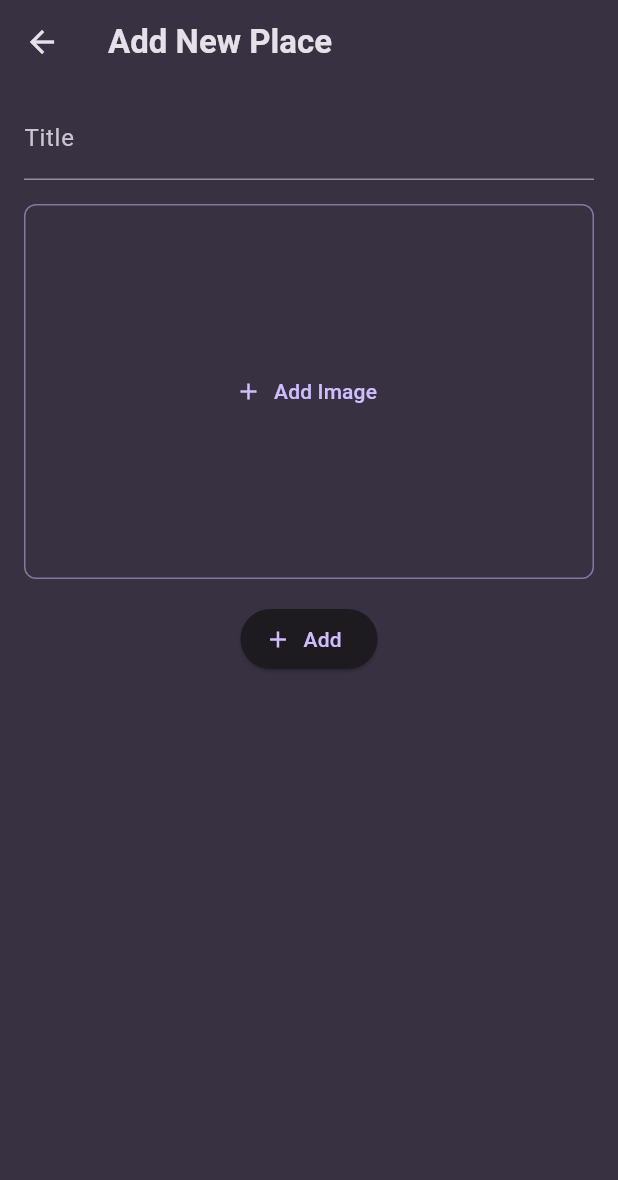
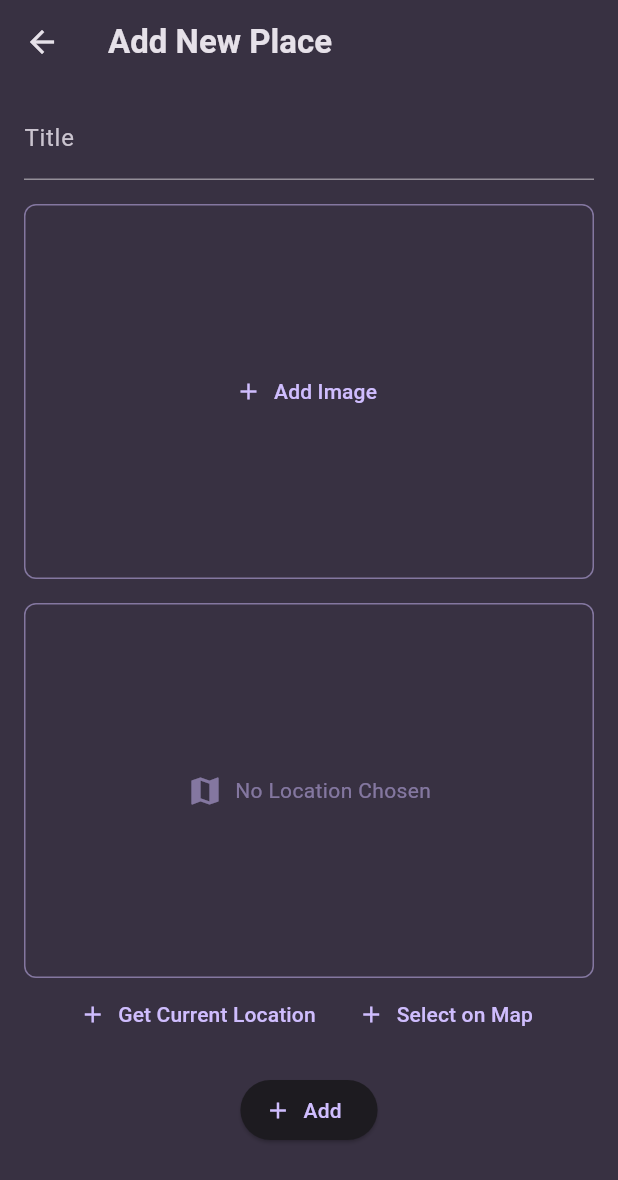
Before and after one commit to ferdoushasanpr/placebook, a Flutter app: the NewPlace screen opened directly, on a phone screen of 412 x 824 dp. Shown: the top 1180 px of the screen. Run offline on Flutter 3.47's test engine with Material 3 defaults, Android fonts, the light colour scheme and no system bars; our stand-ins replace flutter_map, flutter_riverpod, google_fonts, image_picker, latlong2, location.

Commit message:
feat(add): Place Location Functionality Added.

```diff
--- a/lib/models/place.dart
+++ b/lib/models/place.dart
@@ -3,10 +3,19 @@ import 'package:uuid/uuid.dart';
 
 const uuid = Uuid();
 
+class PlaceLocation {
+  const PlaceLocation({required this.latitude, required this.longitude});
+
+  final double latitude;
+  final double longitude;
+}
+
 class Place {
-  Place({required this.title, required this.image}) : id = uuid.v4();
+  Place({required this.title, required this.image, required this.location})
+    : id = uuid.v4();
 
   final String id;
   final String title;
   final File image;
+  final PlaceLocation location;
 }
--- a/lib/placebook.dart
+++ b/lib/placebook.dart
@@ -23,6 +23,11 @@ class _PlacebookState extends ConsumerState<Placebook> {
         itemCount: places.length,
         itemBuilder: (context, index) {
           return ListTile(
+            leading: SizedBox(
+              width: 40,
+              height: 40,
+              child: Image.file(places[index].image),
+            ),
             title: Text(
               places[index].title,
               style: Theme.of(context).textTheme.titleMedium!.copyWith(
--- a/lib/providers/user_places.dart
+++ b/lib/providers/user_places.dart
@@ -7,8 +7,8 @@ import 'package:placebook/models/place.dart';
 class UserPlaceNotifier extends StateNotifier<List<Place>> {
   UserPlaceNotifier() : super(const []);
 
-  void addPlace(String title, File image) {
-    final newPlace = Place(title: title, image: image);
+  void addPlace(String title, File image, PlaceLocation location) {
+    final newPlace = Place(title: title, image: image, location: location);
     state = [newPlace, ...state];
   }
 }
--- a/lib/screens/new_place.dart
+++ b/lib/screens/new_place.dart
@@ -2,7 +2,9 @@ import 'dart:io';
 
 import 'package:flutter/material.dart';
 import 'package:flutter_riverpod/flutter_riverpod.dart';
+import 'package:placebook/models/place.dart';
 import 'package:placebook/providers/user_places.dart';
+import 'package:placebook/widgets/map_input.dart';
 import 'package:placebook/widgets/place_image.dart';
 
 class NewPlace extends ConsumerStatefulWidget {
@@ -15,6 +17,7 @@ class NewPlace extends ConsumerStatefulWidget {
 class _NewPlaceState extends ConsumerState<NewPlace> {
   final titleController = TextEditingController();
   File? selectedImage;
+  PlaceLocation? selectedLocation;
 
   void selectImage(File image) {
     selectedImage = image;
@@ -25,8 +28,14 @@ class _NewPlaceState extends ConsumerState<NewPlace> {
 
     if (enteredTitle.isEmpty || selectedImage == null) return;
 
-    ref.read(userPlaceProvider.notifier).addPlace(enteredTitle, selectedImage!);
+    ref
+        .read(userPlaceProvider.notifier)
+        .addPlace(enteredTitle, selectedImage!, selectedLocation!);
     Navigator.of(context).pop();
+  }
+
+  void selectLocation(double lat, double lng) {
+    selectedLocation = PlaceLocation(latitude: lat, longitude: lng);
   }
 
   @override
@@ -45,6 +54,8 @@ class _NewPlaceState extends ConsumerState<NewPlace> {
             SizedBox(height: 16),
             PlaceImage(pickImage: selectImage),
             SizedBox(height: 16),
+            MapInput(selectLocation: selectLocation),
+            SizedBox(height: 16),
             ElevatedButton.icon(
               onPressed: () {
                 savePlace();
--- /dev/null
+++ b/lib/widgets/map_input.dart
@@ -0,0 +1,135 @@
+import 'package:flutter/material.dart';
+import 'package:flutter_map/flutter_map.dart';
+import 'package:latlong2/latlong.dart';
+import 'package:location/location.dart';
+
+class MapInput extends StatefulWidget {
+  const MapInput({super.key, required this.selectLocation});
+  final void Function(double lat, double lng) selectLocation;
+
+  @override
+  State<MapInput> createState() => _MapInputState();
+}
+
+class _MapInputState extends State<MapInput> {
+  double? lat;
+  double? lng;
+
+  void _getCurrentLocation() async {
+    Location location = Location();
+
+    bool serviceEnabled;
+    PermissionStatus permissionGranted;
+    LocationData locationData;
+
+    serviceEnabled = await location.serviceEnabled();
+    if (!serviceEnabled) {
+      serviceEnabled = await location.requestService();
+      if (!serviceEnabled) {
+        return;
+      }
+    }
+
+    permissionGranted = await location.hasPermission();
+    if (permissionGranted == PermissionStatus.denied) {
+      permissionGranted = await location.requestPermission();
+      if (permissionGranted != PermissionStatus.granted) {
+        return;
+      }
+    }
+
+    locationData = await location.getLocation();
+    widget.selectLocation(locationData.latitude!, locationData.longitude!);
+
+    setState(() {
+      lat = locationData.latitude;
+      lng = locationData.longitude;
+    });
+  }
+
+  @override
+  Widget build(BuildContext context) {
+    Widget content = Row(
+      mainAxisAlignment: MainAxisAlignment.center,
+      children: [
+        Icon(
+          Icons.map,
+          color: Theme.of(context).colorScheme.primary.withValues(alpha: 0.5),
+        ),
+        SizedBox(width: 8),
+        Text(
+          "No Location Chosen",
+          style: TextStyle(
+            color: Theme.of(context).colorScheme.primary.withValues(alpha: 0.5),
+          ),
+        ),
+      ],
+    );
+
+    if (lat != null && lng != null) {
+      content = FlutterMap(
+        options: MapOptions(
+          initialCenter: LatLng(lat!, lng!),
+          initialZoom: 13.0,
+        ),
+        children: [
+          TileLayer(
+            urlTemplate:
+                "https://{s}.basemaps.cartocdn.com/light_all/{z}/{x}/{y}.png",
+            subdomains: const ['a', 'b', 'c', 'd'],
+            userAgentPackageName: 'com.example.app',
+          ),
+          MarkerLayer(
+            markers: [
+              Marker(
+                point: LatLng(lat!, lng!),
+                width: 80.0,
+                height: 80.0,
+                child: const Icon(
+                  Icons.location_pin,
+                  color: Colors.red,
+                  size: 40,
+                ),
+              ),
+            ],
+          ),
+        ],
+      );
+    }
+
+    return Column(
+      crossAxisAlignment: CrossAxisAlignment.center,
+      children: [
+        Container(
+          decoration: BoxDecoration(
+            border: Border.all(
+              width: 1,
+              color: Theme.of(
+                context,
+              ).colorScheme.primary.withValues(alpha: 0.5),
+            ),
+            borderRadius: BorderRadius.circular(8),
+          ),
+          height: 250,
+          width: double.infinity,
+          child: content,
+        ),
+        Row(
+          mainAxisAlignment: MainAxisAlignment.center,
+          children: [
+            TextButton.icon(
+              onPressed: _getCurrentLocation,
+              label: Text("Get Current Location"),
+              icon: Icon(Icons.add),
+            ),
+            TextButton.icon(
+              onPressed: () {},
+              label: Text("Select on Map"),
+              icon: Icon(Icons.add),
+            ),
+          ],
+        ),
+      ],
+    );
+  }
+}
--- a/pubspec.yaml
+++ b/pubspec.yaml
@@ -38,6 +38,9 @@ dependencies:
   uuid: ^4.5.2
   flutter_riverpod: ^3.0.3
   image_picker: ^1.2.0
+  flutter_map: ^8.2.2
+  location: ^8.0.1
+  latlong2: ^0.9.1
 
 dev_dependencies:
   flutter_test:
```
Also changed, not shown: lib/screens/place_details.dart (+46 -1 lines), pubspec.lock, 1 other file.
